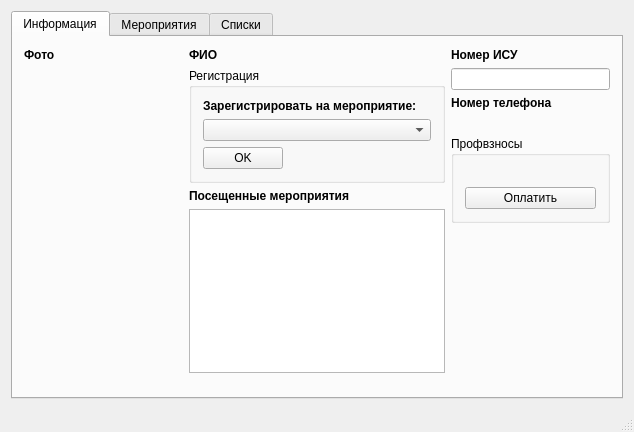
The window that profcom_cards/profkom.ui (egornevezhin/profcom_cards) describes before a commit, drawn with Qt 5.
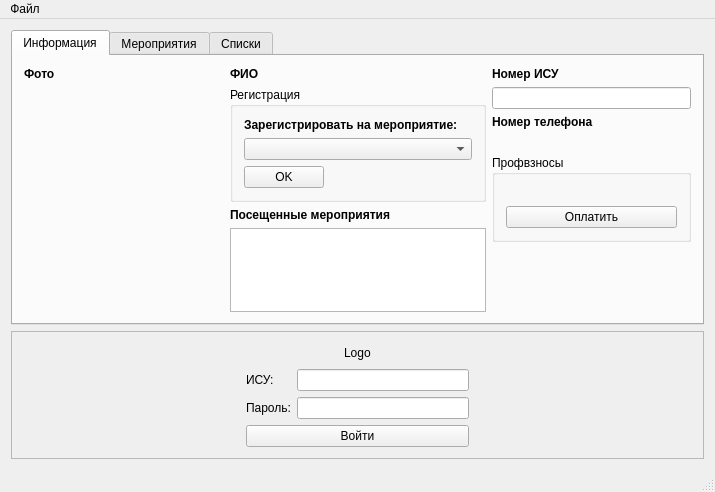
The same window after the commit.

What changed in the file:
```diff
--- a/profcom_cards/profkom.ui
+++ b/profcom_cards/profkom.ui
@@ -9,15 +9,15 @@
    <rect>
     <x>0</x>
     <y>0</y>
-    <width>634</width>
-    <height>432</height>
+    <width>715</width>
+    <height>484</height>
    </rect>
   </property>
   <property name="windowTitle">
    <string>Profkom</string>
   </property>
   <widget class="QWidget" name="centralWidget">
-   <layout class="QVBoxLayout" name="verticalLayout">
+   <layout class="QVBoxLayout" name="verticalLayout_9">
     <item>
      <widget class="QTabWidget" name="tabWidget">
       <property name="toolTip">
@@ -474,6 +474,150 @@
       </widget>
      </widget>
     </item>
+    <item>
+     <widget class="QFrame" name="frame">
+      <property name="frameShape">
+       <enum>QFrame::StyledPanel</enum>
+      </property>
+      <property name="frameShadow">
+       <enum>QFrame::Raised</enum>
+      </property>
+      <layout class="QVBoxLayout" name="verticalLayout_8">
+       <item>
+        <layout class="QHBoxLayout" name="horizontalLayout_6">
+         <item>
+          <spacer name="horizontalSpacer_4">
+           <property name="orientation">
+            <enum>Qt::Horizontal</enum>
+           </property>
+           <property name="sizeHint" stdset="0">
+            <size>
+             <width>40</width>
+             <height>20</height>
+            </size>
+           </property>
+          </spacer>
+         </item>
+         <item>
+          <widget class="QLabel" name="profcomLogoLabel">
+           <property name="text">
+            <string>Logo</string>
+           </property>
+          </widget>
+         </item>
+         <item>
+          <spacer name="horizontalSpacer_5">
+           <property name="orientation">
+            <enum>Qt::Horizontal</enum>
+           </property>
+           <property name="sizeHint" stdset="0">
+            <size>
+             <width>40</width>
+             <height>20</height>
+            </size>
+           </property>
+          </spacer>
+         </item>
+        </layout>
+       </item>
+       <item>
+        <spacer name="verticalSpacer_4">
+         <property name="orientation">
+          <enum>Qt::Vertical</enum>
+         </property>
+         <property name="sizeHint" stdset="0">
+          <size>
+           <width>20</width>
+           <height>0</height>
+          </size>
+         </property>
+        </spacer>
+       </item>
+       <item>
+        <layout class="QHBoxLayout" name="horizontalLayout_7">
+         <item>
+          <spacer name="horizontalSpacer_6">
+           <property name="orientation">
+            <enum>Qt::Horizontal</enum>
+           </property>
+           <property name="sizeHint" stdset="0">
+            <size>
+             <width>40</width>
+             <height>20</height>
+            </size>
+           </property>
+          </spacer>
+         </item>
+         <item>
+          <layout class="QVBoxLayout" name="verticalLayout">
+           <item>
+            <layout class="QFormLayout" name="formLayout">
+             <item row="0" column="0">
+              <widget class="QLabel" name="labelNameUser">
+               <property name="text">
+                <string>ИСУ:</string>
+               </property>
+              </widget>
+             </item>
+             <item row="0" column="1">
+              <widget class="QLineEdit" name="lineEditNameUser"/>
+             </item>
+             <item row="1" column="0">
+              <widget class="QLabel" name="LabelPassworUser">
+               <property name="text">
+                <string>Пароль:</string>
+               </property>
+              </widget>
+             </item>
+             <item row="1" column="1">
+              <widget class="QLineEdit" name="lineEditPassworUser">
+               <property name="echoMode">
+                <enum>QLineEdit::Password</enum>
+               </property>
+              </widget>
+             </item>
+            </layout>
+           </item>
+           <item>
+            <widget class="QPushButton" name="pushButtonUserIn">
+             <property name="text">
+              <string>Войти</string>
+             </property>
+            </widget>
+           </item>
+          </layout>
+         </item>
+         <item>
+          <spacer name="horizontalSpacer_7">
+           <property name="orientation">
+            <enum>Qt::Horizontal</enum>
+           </property>
+           <property name="sizeHint" stdset="0">
+            <size>
+             <width>40</width>
+             <height>20</height>
+            </size>
+           </property>
+          </spacer>
+         </item>
+        </layout>
+       </item>
+       <item>
+        <spacer name="verticalSpacer_5">
+         <property name="orientation">
+          <enum>Qt::Vertical</enum>
+         </property>
+         <property name="sizeHint" stdset="0">
+          <size>
+           <width>20</width>
+           <height>0</height>
+          </size>
+         </property>
+        </spacer>
+       </item>
+      </layout>
+     </widget>
+    </item>
    </layout>
   </widget>
   <widget class="QMenuBar" name="menuBar">
@@ -481,10 +625,19 @@
     <rect>
      <x>0</x>
      <y>0</y>
-     <width>634</width>
+     <width>715</width>
      <height>21</height>
     </rect>
    </property>
+   <widget class="QMenu" name="menu">
+    <property name="title">
+     <string>Файл</string>
+    </property>
+    <addaction name="action_3"/>
+    <addaction name="separator"/>
+    <addaction name="action_2"/>
+   </widget>
+   <addaction name="menu"/>
   </widget>
   <widget class="QStatusBar" name="statusBar"/>
  </widget>
```
Left out of the diff: 10 changed lines with no effect on the pictures.
